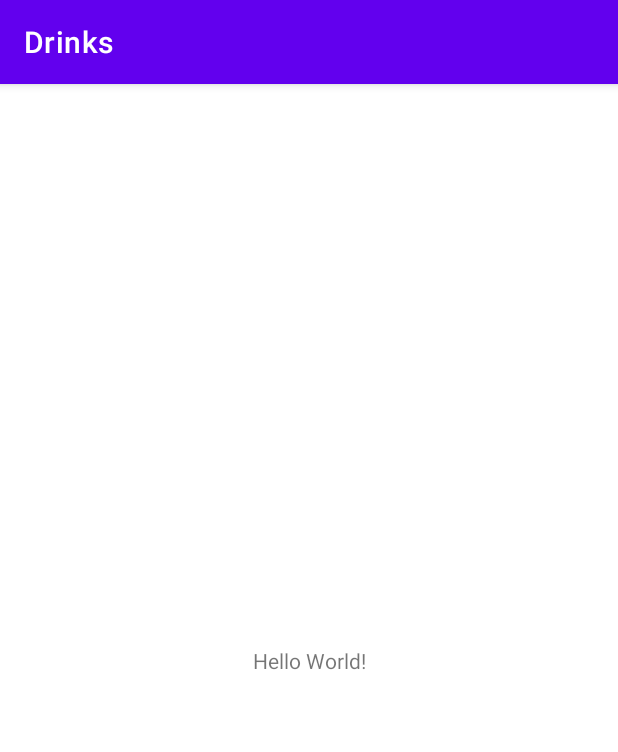
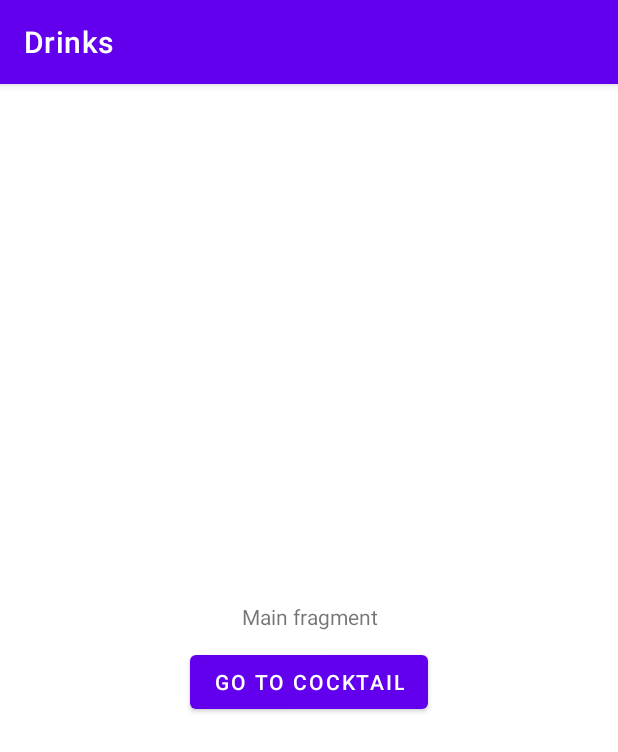
Before and after one commit to liviolopez/versionUp, an Android app: the screen it shows after launch (MainActivity), on a phone screen of 412 x 824 dp. Shown: the top 752 px of the screen. Run offline under Robolectric (Android 15) with nearby library versions, the light colour scheme and no system bars; our stand-ins replace navigation-ui.

Commit message:
basic navigation with component between two fragments

```diff
--- a/app/src/main/java/dev/all4/drinks/MainActivity.kt
+++ b/app/src/main/java/dev/all4/drinks/MainActivity.kt
@@ -2,11 +2,25 @@ package dev.all4.drinks
 
 import androidx.appcompat.app.AppCompatActivity
 import android.os.Bundle
+import androidx.navigation.NavController
+import androidx.navigation.findNavController
+import androidx.navigation.ui.NavigationUI
 import dev.all4.all4dev.R
 
 class MainActivity : AppCompatActivity() {
+    private lateinit var navController: NavController
+
     override fun onCreate(savedInstanceState: Bundle?) {
         super.onCreate(savedInstanceState)
         setContentView(R.layout.activity_main)
+
+        navController = findNavController(R.id.nav_host_fragment)
+
+        //set the actionBar with the navController
+        NavigationUI.setupActionBarWithNavController(this, navController)
+    }
+
+    override fun onSupportNavigateUp(): Boolean {
+        return navController.navigateUp()
     }
 }
--- /dev/null
+++ b/app/src/main/java/dev/all4/drinks/ui/CocktailFragment.kt
@@ -0,0 +1,22 @@
+package dev.all4.drinks.ui
+
+import android.os.Bundle
+import androidx.fragment.app.Fragment
+import android.view.LayoutInflater
+import android.view.View
+import android.view.ViewGroup
+import dev.all4.all4dev.R
+
+class CocktailFragment : Fragment() {
+    override fun onCreate(savedInstanceState: Bundle?) {
+        super.onCreate(savedInstanceState)
+    }
+
+    override fun onCreateView(
+        inflater: LayoutInflater, container: ViewGroup?,
+        savedInstanceState: Bundle?
+    ): View? {
+        // Inflate the layout for this fragment
+        return inflater.inflate(R.layout.fragment_cocktail, container, false)
+    }
+}
--- /dev/null
+++ b/app/src/main/java/dev/all4/drinks/ui/MainFragment.kt
@@ -0,0 +1,32 @@
+package dev.all4.drinks.ui
+
+import android.os.Bundle
+import androidx.fragment.app.Fragment
+import android.view.LayoutInflater
+import android.view.View
+import android.view.ViewGroup
+import androidx.navigation.fragment.findNavController
+import dev.all4.all4dev.R
+import kotlinx.android.synthetic.main.fragment_main.*
+
+class MainFragment : Fragment() {
+    override fun onCreate(savedInstanceState: Bundle?) {
+        super.onCreate(savedInstanceState)
+    }
+
+    override fun onCreateView(
+        inflater: LayoutInflater, container: ViewGroup?,
+        savedInstanceState: Bundle?
+    ): View? {
+        // Inflate the layout for this fragment
+        return inflater.inflate(R.layout.fragment_main, container, false)
+    }
+
+    override fun onViewCreated(view: View, savedInstanceState: Bundle?) {
+        super.onViewCreated(view, savedInstanceState)
+
+        btn_cocktail.setOnClickListener {
+            findNavController().navigate(R.id.cocktailFragment)
+        }
+    }
+}
--- a/app/src/main/res/layout/activity_main.xml
+++ b/app/src/main/res/layout/activity_main.xml
@@ -7,13 +7,16 @@
     android:layout_height="match_parent"
     tools:context="dev.all4.drinks.MainActivity">
 
-    <TextView
-        android:layout_width="wrap_content"
-        android:layout_height="wrap_content"
-        android:text="Hello World!"
-        app:layout_constraintBottom_toBottomOf="parent"
+    <fragment
+        android:id="@+id/nav_host_fragment"
+        android:name="androidx.navigation.fragment.NavHostFragment"
+        android:layout_width="0dp"
+        android:layout_height="0dp"
         app:layout_constraintLeft_toLeftOf="parent"
         app:layout_constraintRight_toRightOf="parent"
-        app:layout_constraintTop_toTopOf="parent" />
+        app:layout_constraintTop_toTopOf="parent"
+        app:layout_constraintBottom_toBottomOf="parent"
+        app:defaultNavHost="true"
+        app:navGraph="@navigation/nav_graph" />
 
 </androidx.constraintlayout.widget.ConstraintLayout>
--- /dev/null
+++ b/app/src/main/res/layout/fragment_cocktail.xml
@@ -0,0 +1,13 @@
+<FrameLayout xmlns:android="http://schemas.android.com/apk/res/android"
+    xmlns:tools="http://schemas.android.com/tools"
+    android:layout_width="match_parent"
+    android:layout_height="match_parent"
+    tools:context="dev.all4.drinks.ui.CocktailFragment">
+
+    <!-- TODO: Update blank fragment layout -->
+    <TextView
+        android:layout_width="match_parent"
+        android:layout_height="match_parent"
+        android:text="@string/hello_blank_fragment" />
+
+</FrameLayout>
--- /dev/null
+++ b/app/src/main/res/layout/fragment_main.xml
@@ -0,0 +1,22 @@
+<LinearLayout xmlns:android="http://schemas.android.com/apk/res/android"
+    xmlns:tools="http://schemas.android.com/tools"
+    tools:context="dev.all4.drinks.ui.MainFragment"
+    android:layout_width="match_parent"
+    android:layout_height="match_parent"
+    android:orientation="vertical"
+    android:gravity="center">
+
+    <TextView
+        android:layout_width="match_parent"
+        android:layout_height="wrap_content"
+        android:text="Main fragment"
+        android:gravity="center"/>
+
+    <Button
+        android:id="@+id/btn_cocktail"
+        android:layout_width="wrap_content"
+        android:layout_height="wrap_content"
+        android:layout_marginTop="10dp"
+        android:text="go to cocktail"/>
+
+</LinearLayout>
--- /dev/null
+++ b/app/src/main/res/navigation/nav_graph.xml
@@ -0,0 +1,22 @@
+<?xml version="1.0" encoding="utf-8"?>
+<navigation xmlns:android="http://schemas.android.com/apk/res/android"
+    xmlns:app="http://schemas.android.com/apk/res-auto"
+    xmlns:tools="http://schemas.android.com/tools"
+    android:id="@+id/nav_graph"
+    app:startDestination="@id/mainFragment">
+
+    <fragment
+        android:id="@+id/mainFragment"
+        android:name="dev.all4.drinks.ui.MainFragment"
+        android:label="Drinks"
+        tools:layout="@layout/fragment_main">
+        <action
+            android:id="@+id/action_mainFragment_to_cocktailFragment"
+            app:destination="@id/cocktailFragment" />
+    </fragment>
+    <fragment
+        android:id="@+id/cocktailFragment"
+        android:name="dev.all4.drinks.ui.CocktailFragment"
+        android:label="Cocktail"
+        tools:layout="@layout/fragment_cocktail" />
+</navigation>
--- a/app/src/main/res/values/strings.xml
+++ b/app/src/main/res/values/strings.xml
@@ -1,3 +1,5 @@
 <resources>
     <string name="app_name">Drinks</string>
+    <!-- TODO: Remove or change this placeholder text -->
+    <string name="hello_blank_fragment">Hello blank fragment</string>
 </resources>
```
